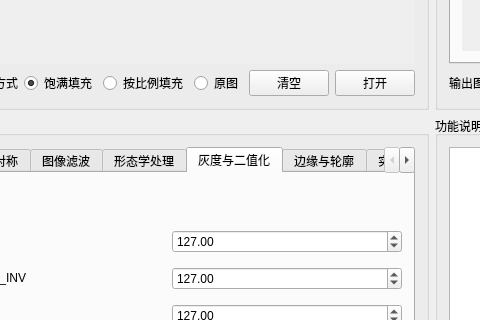
Before: the Qt Designer form contour/mainwindow.ui in BugAngel/ImageProcessingTeachingSoftware, drawn with Qt 5; both pictures show x 103 to 583 and y 284 to 604 of the 1070 by 771 pixel window.
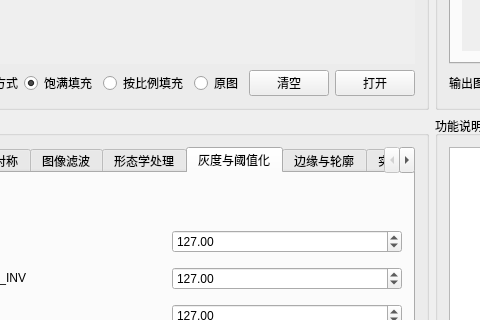
After: the same form once the commit is applied. The open tabs and pages were chosen to show the change. Icons and pictures are not drawn.

What changed in the file:
```diff
--- a/contour/mainwindow.ui
+++ b/contour/mainwindow.ui
@@ -750,7 +750,7 @@
          </widget>
          <widget class="QWidget" name="tab">
           <attribute name="title">
-           <string>灰度与二值化</string>
+           <string>灰度与阈值化</string>
           </attribute>
           <layout class="QGridLayout" name="gridLayout">
            <item row="1" column="1">
```
Left out of the diff: 22 changed lines with no effect on the pictures.
